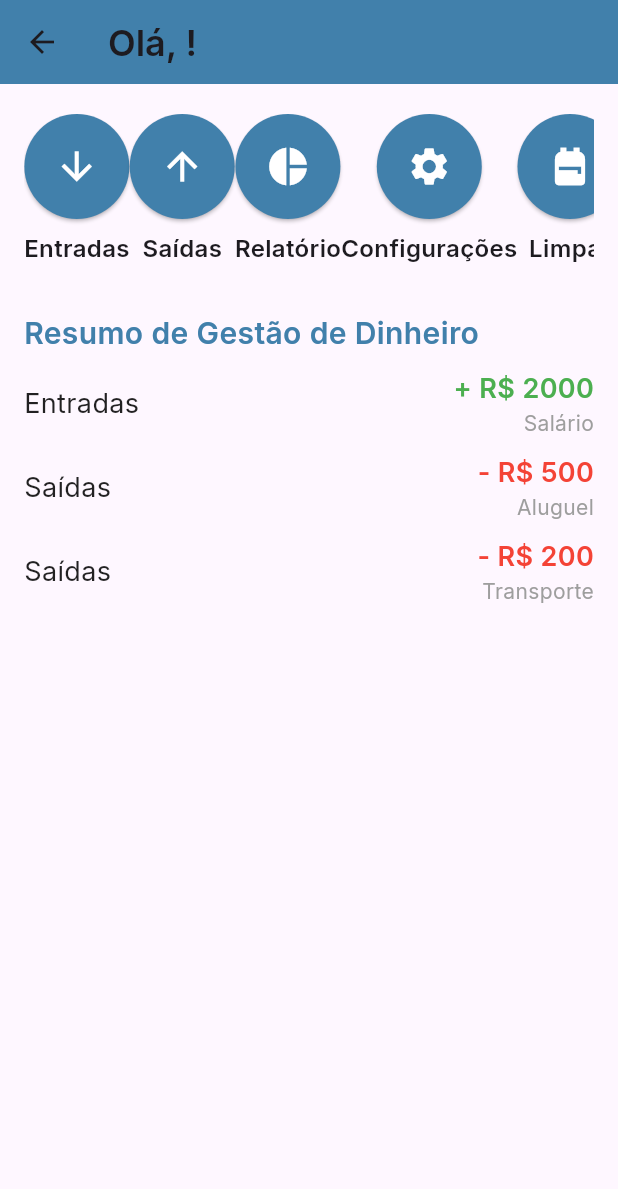
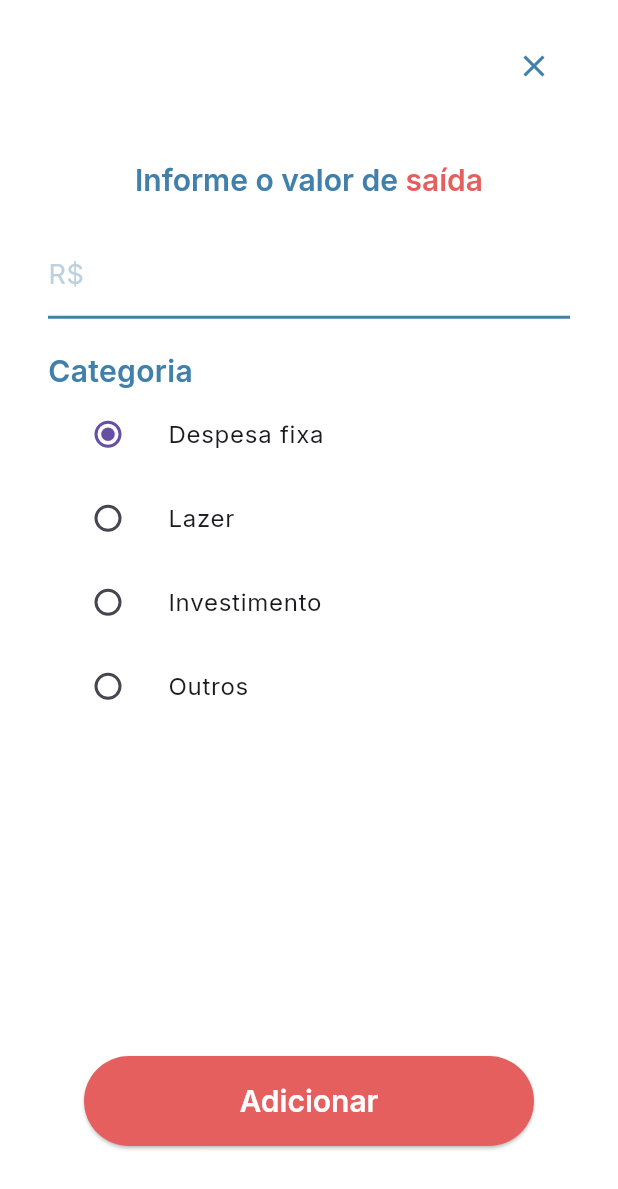
Before and after one commit to fxrnandes/app_cashflow, a Flutter app: the HomeScreen screen opened directly with empty values, after a tap on the "arrow downward" icon, on a phone screen of 412 x 824 dp. Shown: the top 1189 px of the screen. Run offline on Flutter 3.47's test engine with Material 3 defaults, Android fonts, the phone set to English and light mode, and no system bars; our stand-ins replace google_fonts, shared_preferences; accounts and stored records are empty.

Commit message:
feat: edit, entry and expense screen, styles home and ney screens

```diff
--- /dev/null
+++ b/lib/screens/expense_screen.dart
@@ -0,0 +1,178 @@
+import 'package:flutter/material.dart';
+import 'package:google_fonts/google_fonts.dart';
+
+class ExpenseScreen extends StatefulWidget {
+  const ExpenseScreen({super.key});
+
+  @override
+  ExpenseScreenState createState() => ExpenseScreenState();
+}
+
+class ExpenseScreenState extends State<ExpenseScreen> {
+  double expenseValue = 0.0;
+  String selectedCategory = 'Despesa fixa';
+
+  @override
+  Widget build(BuildContext context) {
+    return Scaffold(
+      backgroundColor: Colors.white,
+      body: Padding(
+        padding: const EdgeInsets.symmetric(horizontal: 32.0, vertical: 20.0),
+        child: Column(
+          crossAxisAlignment: CrossAxisAlignment.center,
+          children: [
+            Align(
+              alignment: Alignment.topRight,
+              child: IconButton(
+                icon: const Icon(Icons.close),
+                color: const Color(0xFF4180AB),
+                onPressed: () {
+                  Navigator.pop(context); // Fecha a tela ao clicar no "X"
+                },
+              ),
+            ),
+            const SizedBox(height: 40),
+            RichText(
+              textAlign: TextAlign.center,
+              text: TextSpan(
+                text: 'Informe o valor de ',
+                style: GoogleFonts.inter(
+                  fontSize: 20,
+                  fontWeight: FontWeight.w600,
+                  color: const Color(0xFF4180AB),
+                ),
+                children: [
+                  TextSpan(
+                    text: 'saída',
+                    style: GoogleFonts.inter(
+                      fontSize: 20,
+                      fontWeight: FontWeight.w600,
+                      color: const Color(0xFFE65F5F), // Cor vermelha, mesma do botão
+                    ),
+                  ),
+                ],
+              ),
+            ),
+            const SizedBox(height: 20),
+            TextFormField(
+              decoration: const InputDecoration(
+                enabledBorder: UnderlineInputBorder(
+                  borderSide: BorderSide(
+                    color: Color(0xFF4180AB),
+                    width: 2,
+                  ),
+                ),
+                focusedBorder: UnderlineInputBorder(
+                  borderSide: BorderSide(
+                    color: Color(0xFF4180AB),
+                    width: 2,
+                  ),
+                ),
+                labelText: "R\$",
+                labelStyle: TextStyle(
+                  color: Color(0xFFBDD1DE),
+                  fontSize: 18,
+                ),
+              ),
+              keyboardType: TextInputType.number,
+              style: GoogleFonts.inter(
+                fontSize: 18,
+                color: Colors.black,
+              ),
+              onChanged: (value) {
+                setState(() {
+                  expenseValue = double.tryParse(value) ?? 0.0;
+                });
+              },
+            ),
+            const SizedBox(height: 20),
+            Column(
+              crossAxisAlignment: CrossAxisAlignment.start,
+              children: [
+                Text(
+                  'Categoria',
+                  style: GoogleFonts.inter(
+                    fontSize: 20,
+                    fontWeight: FontWeight.w600,
+                    color: const Color(0xFF4180AB),
+                  ),
+                ),
+                ListTile(
+                  title: const Text('Despesa fixa'),
+                  leading: Radio<String>(
+                    value: 'Despesa fixa',
+                    groupValue: selectedCategory,
+                    onChanged: (value) {
+                      setState(() {
+                        selectedCategory = value!;
+                      });
+                    },
+                  ),
+                ),
+                ListTile(
+                  title: const Text('Lazer'),
+                  leading: Radio<String>(
+                    value: 'Lazer',
+                    groupValue: selectedCategory,
+                    onChanged: (value) {
+                      setState(() {
+                        selectedCategory = value!;
+                      });
+                    },
+                  ),
+                ),
+                ListTile(
+                  title: const Text('Investimento'),
+                  leading: Radio<String>(
+                    value: 'Investimento',
+                    groupValue: selectedCategory,
+                    onChanged: (value) {
+                      setState(() {
+                        selectedCategory = value!;
+                      });
+                    },
+                  ),
+                ),
+                ListTile(
+                  title: const Text('Outros'),
+                  leading: Radio<String>(
+                    value: 'Outros',
+                    groupValue: selectedCategory,
+                    onChanged: (value) {
+                      setState(() {
+                        selectedCategory = value!;
+                      });
+                    },
+                  ),
+                ),
+              ],
+            ),
+            const Spacer(),
+            SizedBox(
+              width: 300,
+              height: 60,
+              child: ElevatedButton(
+                onPressed: () {
+                  // Lógica para salvar a saída
+                },
+                style: ElevatedButton.styleFrom(
+                  backgroundColor: const Color(0xFFE65F5F),
+                  foregroundColor: Colors.white,
+                  shape: RoundedRectangleBorder(
+                    borderRadius: BorderRadius.circular(30),
+                  ),
+                  textStyle: GoogleFonts.inter(
+                    fontSize: 20,
+                    fontWeight: FontWeight.w600,
+                  ),
+                ),
+                child: const Text('Adicionar'),
+              ),
+            ),
+            const SizedBox(height: 40),
+          ],
+        ),
+      ),
+    );
+  }
+}
--- a/lib/screens/home_screen.dart
+++ b/lib/screens/home_screen.dart
@@ -37,15 +37,18 @@ class _HomeScreenState extends State<HomeScreen> {
   @override
   Widget build(BuildContext context) {
     return Scaffold(
+      backgroundColor: Colors.white,
       appBar: AppBar(
         title: Text(
           'Olá, ${userName ?? 'Usuário'}!',
           style: GoogleFonts.inter(
             fontSize: 24,
             fontWeight: FontWeight.w600,
+            color: Colors.white,
           ),
         ),
         backgroundColor: const Color(0xFF4180AB),
+        automaticallyImplyLeading: false,
       ),
       body: Padding(
         padding: const EdgeInsets.symmetric(horizontal: 16.0, vertical: 20.0),
@@ -54,21 +57,126 @@ class _HomeScreenState extends State<HomeScreen> {
           children: [
             // Botões circulares
             Row(
-              mainAxisAlignment: MainAxisAlignment.spaceEvenly,
+              mainAxisAlignment: MainAxisAlignment.center,
               children: [
                 Expanded(
-                  child: SingleChildScrollView(
-                    scrollDirection: Axis.horizontal, // Permite rolar horizontalmente
-                    child: Row(
-                      mainAxisAlignment: MainAxisAlignment.spaceEvenly,
-                      children: [
-                        _buildCircularButton('Entradas', Icons.arrow_downward),
-                        _buildCircularButton('Saídas', Icons.arrow_upward),
-                        _buildCircularButton('Relatório', Icons.pie_chart),
-                        _buildCircularButton('Configurações', Icons.settings),
-                        _buildCircularButtonClear('Limpar', Icons.backpack),
-                      ],
-                    ),
+                  child: Column(
+                    children: [
+                      RawMaterialButton(
+                        elevation: 2.0,
+                        fillColor: const Color(0xFFE4EBF0),
+                        padding: const EdgeInsets.all(12.5),
+                        shape: const CircleBorder(),
+                        child: const Icon(
+                          Icons.arrow_downward,
+                          size: 30.0,
+                          color: Color(0xFFE65F5F),
+                        ),
+                        onPressed: () {
+                          Navigator.pushNamed(context, '/expense');
+                        },
+                      ),
+                      const SizedBox(height: 8.0),
+                      Text(
+                        'Cadastrar\nsaída',
+                        textAlign: TextAlign.center,
+                        style: GoogleFonts.inter(
+                          fontSize: 12,
+                          fontWeight: FontWeight.w600,
+                          color: const Color(0xFF4180AB),
+                        ),
+                      ),
+                    ],
+                  ),
+                ),
+                Expanded(
+                  child: Column(
+                    children: [
+                      RawMaterialButton(
+                        elevation: 2.0,
+                        fillColor: const Color(0xFFE4EBF0),
+                        padding: const EdgeInsets.all(12.5),
+                        shape: const CircleBorder(),
+                        child: const Icon(
+                          Icons.arrow_upward,
+                          size: 30.0,
+                          color: Color(0xFF72C96A),
+                        ),
+                        onPressed: () {
+                          Navigator.pushNamed(context, '/entry');
+                        },
+                      ),
+                      const SizedBox(height: 8.0),
+                      Text(
+                        'Cadastrar\nentrada',
+                        textAlign: TextAlign.center,
+                        style: GoogleFonts.inter(
+                          fontSize: 12,
+                          fontWeight: FontWeight.w600,
+                          color: const Color(0xFF4180AB),
+                        ),
+                      ),
+                    ],
+                  ),
+                ),
+                Expanded(
+                  child: Column(
+                    children: [
+                      RawMaterialButton(
+                        elevation: 2.0,
+                        fillColor: const Color(0xFFE4EBF0),
+                        padding: const EdgeInsets.all(12.5),
+                        shape: const CircleBorder(),
+                        child: const Icon(
+                          Icons.settings,
+                          size: 30.0,
+                          color: Color(0xFF4180AB),
+                        ),
+                        onPressed: () {
+                          Navigator.pushNamed(context, '/edit');
+                        },
+                      ),
+                      const SizedBox(height: 8.0),
+                      Text(
+                        'Editar\ninformações',
+                        textAlign: TextAlign.center,
+                        style: GoogleFonts.inter(
+                          fontSize: 12,
+                          fontWeight: FontWeight.w600,
+                          color: const Color(0xFF4180AB),
+                        ),
+                      ),
+                    ],
+                  ),
+                ),
+                Expanded(
+                  child: Column(
+                    children: [
+                      RawMaterialButton(
+                        elevation: 2.0,
+                        fillColor: const Color(0xFFE4EBF0),
+                        padding: const EdgeInsets.all(12.5),
+                        shape: const CircleBorder(),
+                        child: const Icon(
+                          Icons.download,
+                          size: 30.0,
+                          color: Color(0xFF4180AB),
+                        ),
+                        onPressed: () {
+                          Navigator.pushNamed(context, '/downloadSummary');
+                        },
+                      ),
+                      const SizedBox(height: 8.0),
+                      Text(
+                        'Baixar\nresumo',
+                        textAlign: TextAlign.center,
+                        style: GoogleFonts.inter(
+                          fontSize: 12,
+                          fontWeight: FontWeight.w600,
+                          color: const Color(0xFF4180AB),
+                        ),
+                      ),
+                    ],
                   ),
                 ),
               ],
```
Also changed, not shown: lib/main.dart (+7 -0 lines), lib/screens/edit_screen.dart (added, +152 -0 lines), lib/screens/entry_screen.dart (added, +166 -0 lines).
